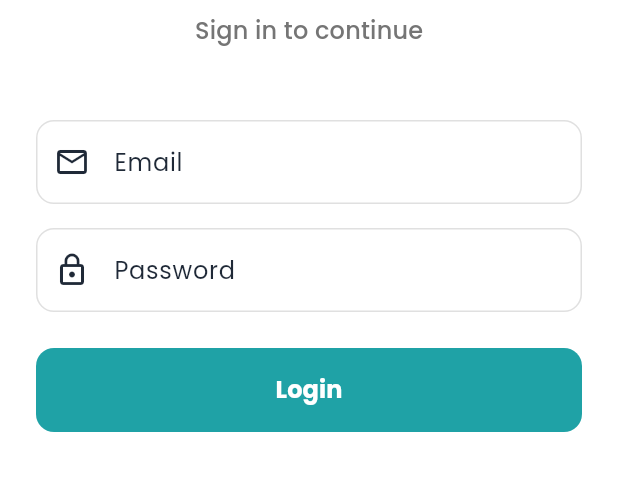
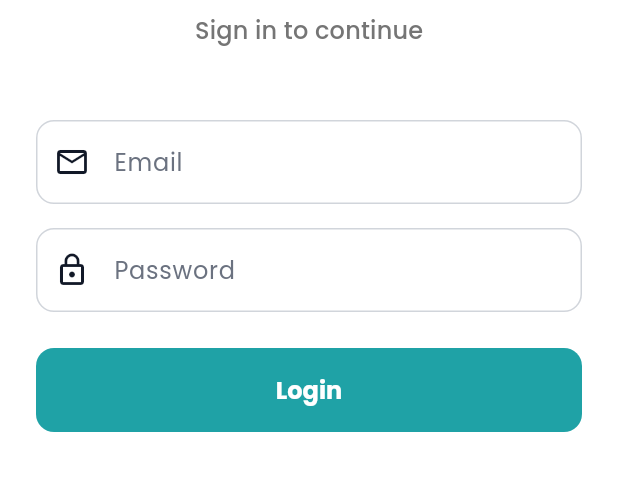
Before and after one commit to Vivekchavda1374/Hetanshi-Enterprise, a Flutter app: the screen it shows after launch, on a phone screen of 412 x 824 dp, the part 525-1016 px from its top. Run offline on Flutter 3.47's test engine with Material 3 defaults, Android fonts, the phone set to English and light mode, and no system bars; our stand-ins replace animate_do, cloud_firestore, firebase_core, fl_chart, flutter_staggered_animations, google_fonts and 1 more; accounts and stored records are empty.

Commit message:
refactor: Integrate centralized theme into main application

```diff
--- a/lib/main.dart
+++ b/lib/main.dart
@@ -10,6 +10,8 @@ import 'package:hetanshi_enterprise/screens/party/party_list_screen.dart';
 import 'package:hetanshi_enterprise/screens/user/user_list_screen.dart';
 import 'package:hetanshi_enterprise/screens/order/order_list_screen.dart';
 import 'package:hetanshi_enterprise/screens/order/order_history_screen.dart';
+
+import 'package:hetanshi_enterprise/utils/app_theme.dart';
 
 void main() async {
   WidgetsFlutterBinding.ensureInitialized();
@@ -27,71 +29,7 @@ class MyApp extends StatelessWidget {
     return MaterialApp(
       title: 'Hetanshi Enterprise',
       debugShowCheckedModeBanner: false,
-      theme: ThemeData(
-        textTheme: GoogleFonts.poppinsTextTheme(
-          Theme.of(context).textTheme.apply(
-            bodyColor: const Color(0xFF1F2937),
-            displayColor: const Color(0xFF1F2937),
-          ),
-        ),
-        colorScheme: const ColorScheme.light(
-          primary: Color(0xFF1FA2A6), // Deep Teal
-          secondary: Color(0xFFD4AF37), // Soft Champagne Gold
-          surface: Color(0xFFFFFFFF), // Snow White
-          background: Color(0xFFF8F9FA), // Porcelain White
-          onPrimary: Colors.white,
-          onSecondary: Colors.white,
-          onSurface: Color(0xFF1F2937),
-          onBackground: Color(0xFF1F2937),
-          error: Color(0xFFDC2626), // Muted Red
-        ),
-        scaffoldBackgroundColor: const Color(0xFFF8F9FA),
-        useMaterial3: true,
-        inputDecorationTheme: InputDecorationTheme(
-          filled: true,
-          fillColor: Colors.white,
-          border: OutlineInputBorder(
-            borderRadius: BorderRadius.circular(12),
-            borderSide: BorderSide(color: Colors.grey.shade300),
-          ),
-          enabledBorder: OutlineInputBorder(
-            borderRadius: BorderRadius.circular(12),
-            borderSide: BorderSide(color: Colors.grey.shade300),
-          ),
-          focusedBorder: OutlineInputBorder(
-            borderRadius: BorderRadius.circular(12),
-            borderSide: const BorderSide(color: Color(0xFF1FA2A6), width: 2),
-          ),
-          contentPadding: const EdgeInsets.symmetric(horizontal: 16, vertical: 16),
-        ),
-        cardTheme: CardTheme(
-          color: Colors.white,
-          elevation: 2,
-          shadowColor: Colors.black.withOpacity(0.05), // Very soft shadow
-          shape: RoundedRectangleBorder(borderRadius: BorderRadius.circular(12)),
-          margin: EdgeInsets.zero,
-        ),
-        appBarTheme: const AppBarTheme(
-          backgroundColor: Colors.transparent,
-          elevation: 0,
-          centerTitle: true,
-          iconTheme: IconThemeData(color: Color(0xFF1F2937)),
-          titleTextStyle: TextStyle(
-            color: Color(0xFF1F2937),
-            fontSize: 20,
-            fontWeight: FontWeight.w600,
-          ),
-        ),
-        elevatedButtonTheme: ElevatedButtonThemeData(
-          style: ElevatedButton.styleFrom(
-            backgroundColor: const Color(0xFF1FA2A6),
-            foregroundColor: Colors.white,
-            shape: RoundedRectangleBorder(borderRadius: BorderRadius.circular(12)),
-            padding: const EdgeInsets.symmetric(horizontal: 24, vertical: 12),
-            elevation: 0,
-          ),
-        ),
-      ),
+      theme: AppTheme.lightTheme,
       initialRoute: '/splash',
       routes: {
         '/splash': (context) => const SplashScreen(),
```
